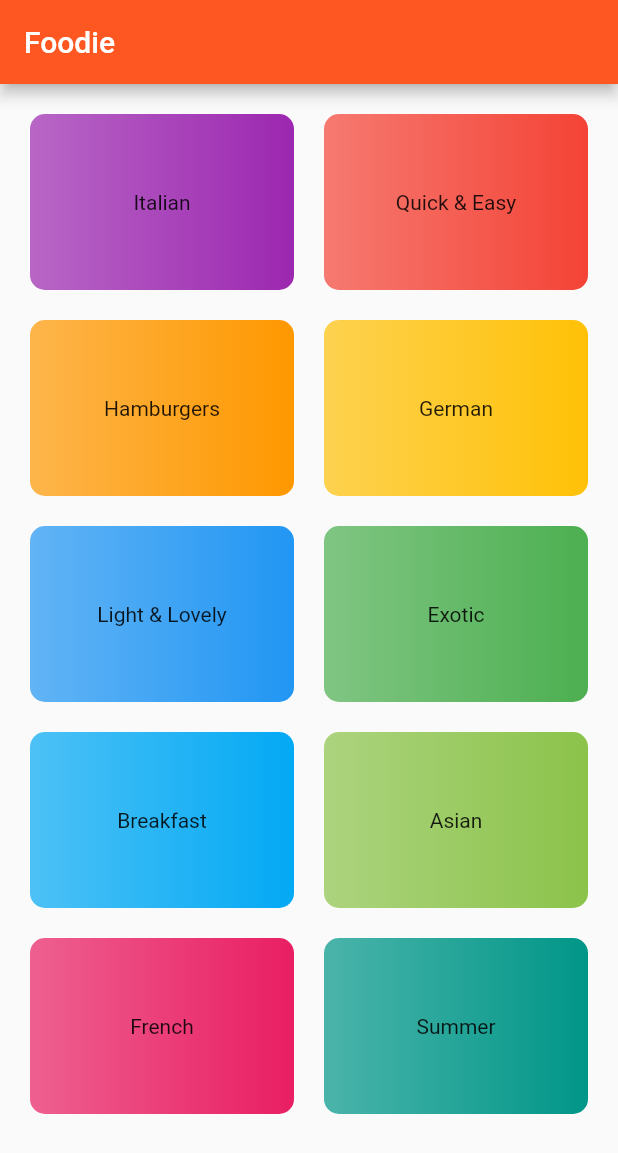
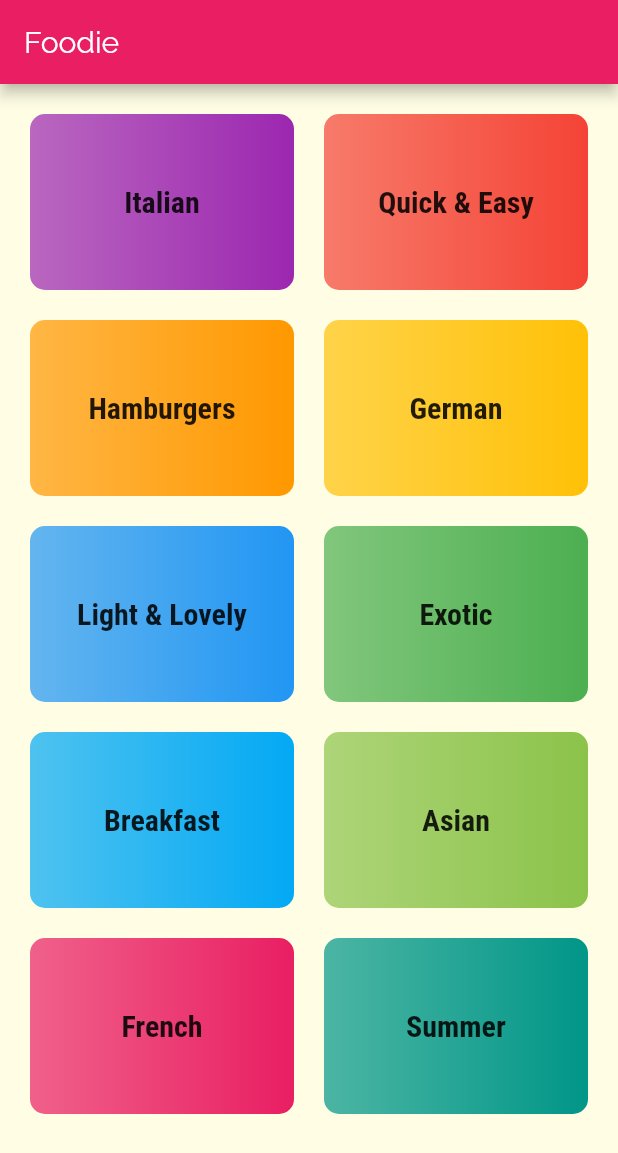
Before and after one commit to achinthadilesha/Foodie-Flutter, a Flutter app: the screen it shows after launch, on a phone screen of 412 x 824 dp. Shown: the top 1153 px of the screen. Run offline on Flutter 3.47's test engine with Material 2 defaults, Android fonts, the phone set to English and light mode, and no system bars.

Commit message:
implemeted the themedata
theme data implemented

```diff
--- a/lib/main.dart
+++ b/lib/main.dart
@@ -12,9 +12,27 @@ class Foodie extends StatelessWidget {
     return MaterialApp(
       title: 'Foodie',
       debugShowCheckedModeBanner: false,
+      //* ----------------- theme-data -----------------
       theme: ThemeData(
-        primarySwatch: Colors.deepOrange,
+        primarySwatch: Colors.pink,
+        accentColor: Colors.amber,
+        canvasColor: Color.fromRGBO(255, 254, 229, 1),
+        fontFamily: 'Raleway',
+        textTheme: ThemeData.light().textTheme.copyWith(
+              bodyText2: TextStyle(
+                color: Color.fromRGBO(20, 51, 51, 1),
+              ),
+              bodyText1: TextStyle(
+                color: Color.fromRGBO(20, 51, 51, 1),
+              ),
+              headline6: TextStyle(
+                fontSize: 20,
+                fontFamily: 'RobotoCondensed',
+                fontWeight: FontWeight.bold,
+              ),
+            ),
       ),
+      //* ----------------- home-screen -----------------
       home: CategoroiesScreen(),
     );
   }
--- a/lib/widgets/category_item_widget.dart
+++ b/lib/widgets/category_item_widget.dart
@@ -22,7 +22,10 @@ class CategoryItemWidget extends StatelessWidget {
         borderRadius: BorderRadius.circular(10),
       ),
       child: Center(
-        child: Text(title),
+        child: Text(
+          title,
+          style: Theme.of(context).textTheme.headline6,
+        ),
       ),
     );
   }
```
